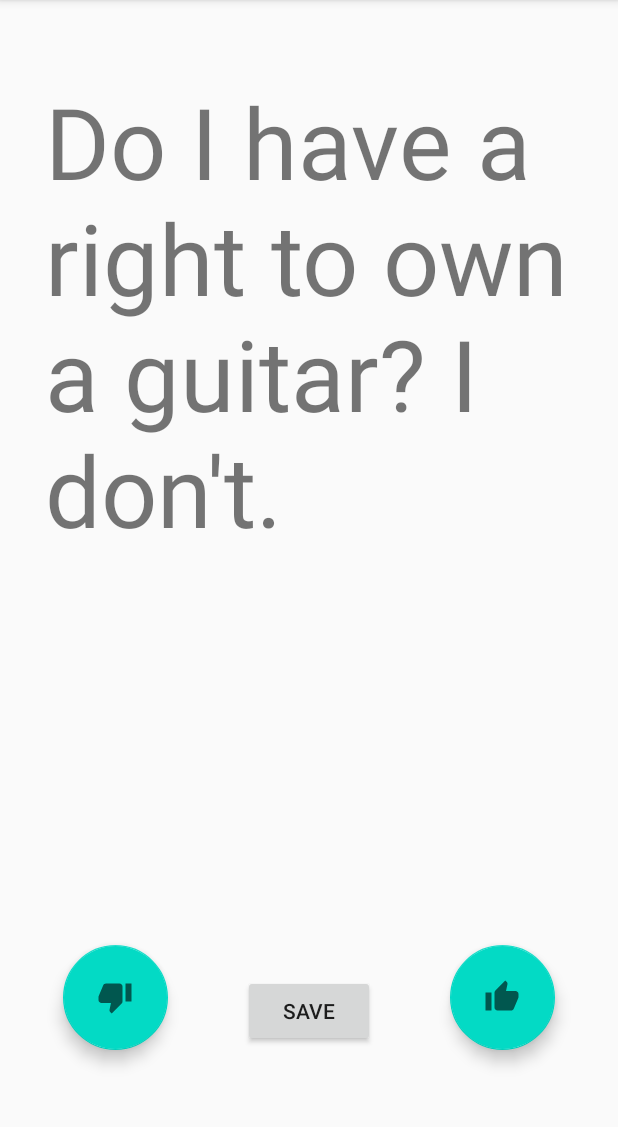
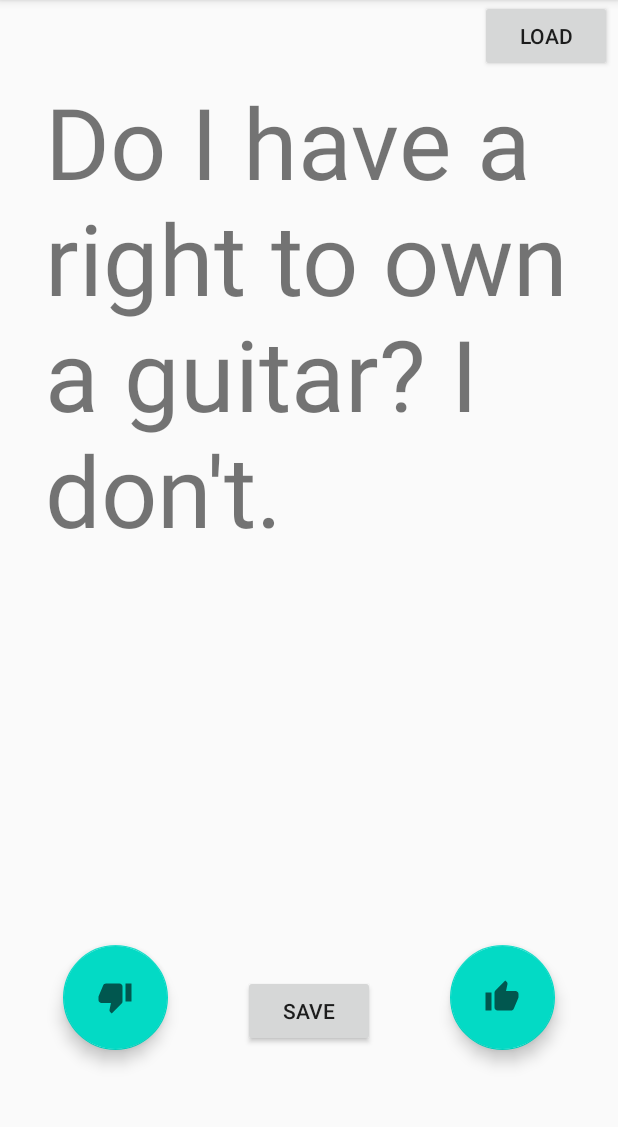
Before and after one commit to hostwriter/ComedyMaker-Android, an Android app: the screen it shows after launch (MainActivity), after a tap on an icon or button, on a phone screen of 412 x 824 dp, the part 84-1211 px from its top. Run offline under Robolectric (Android 15) with nearby library versions, the phone set to English and light mode, and no system bars.

Commit message:
Data is being parsed successfully.

```diff
--- a/app/src/main/java/com/projektekis/gpt3comedymaker/MainActivity.kt
+++ b/app/src/main/java/com/projektekis/gpt3comedymaker/MainActivity.kt
@@ -5,16 +5,15 @@ import android.os.Bundle
 import android.view.MenuItem
 import android.widget.Button
 import android.widget.TextView
-import android.widget.Toast
 import androidx.appcompat.app.ActionBarDrawerToggle
 import androidx.appcompat.app.AppCompatActivity
 import com.google.android.material.floatingactionbutton.FloatingActionButton
 import com.google.gson.GsonBuilder
-import kotlinx.android.synthetic.main.activity_about_page.*
+import com.google.gson.reflect.TypeToken
 import kotlinx.android.synthetic.main.activity_main.*
-import kotlinx.android.synthetic.main.activity_saved_jokes.*
 import okhttp3.*
 import java.io.IOException
+
 
 class MainActivity : AppCompatActivity() {
 
@@ -28,6 +27,8 @@ class MainActivity : AppCompatActivity() {
         "Wont forget my last job. I can't do this anymore. I've lost my mind.")
 
     override fun onCreate(savedInstanceState: Bundle?) {
+        val incomingJokes = talkToApi()
+
         super.onCreate(savedInstanceState)
         setContentView(R.layout.activity_main)
 
@@ -38,17 +39,19 @@ class MainActivity : AppCompatActivity() {
         val upVoteBtn = findViewById<FloatingActionButton>(R.id.likeFloatingButton)
         val shownJoke = findViewById<TextView>(R.id.textView)
         val saveButton = findViewById<Button>(R.id.save_button)
+        val loadBtn = findViewById<Button>(R.id.load_jokes)
 
         saveButton.setOnClickListener{
             if(!savedJokesList.contains(shownJoke.text.toString()))
                 savedJokesList.add(shownJoke.text.toString())
         }
 
-        talkToApi()
+        //TODO (This will be replaced by incoming info from api)
+        var jokeIterator = setJokeIterator(incomingJokes)
 
-        //TODO (This will be replaced by incoming info from api)
-        var jokeIterator = setJokeIterator(defaultList)
-
+        loadBtn.setOnClickListener{
+            jokeIterator = setJokeIterator(incomingJokes)
+        }
 
         downVoteBtn.setOnClickListener{
             if(jokeIterator.hasNext()) {
@@ -109,8 +112,8 @@ class MainActivity : AppCompatActivity() {
     }
 
 
-    fun talkToApi(): Boolean {
-        //TODO("Get info from api")
+    fun talkToApi(): ArrayList<String> {
+        val contentList: ArrayList<String> = arrayListOf()
         val url = "https://64c05aad7l.execute-api.us-east-2.amazonaws.com/Prod"
         val request = Request.Builder().url(url).build()
         val client = OkHttpClient()
@@ -124,33 +127,33 @@ class MainActivity : AppCompatActivity() {
                 println(body)
                 val gson = GsonBuilder().create()
 
-//                val jsonJokesList = gson.fromJson(body, JsonJokesList::class.java)
-//
-//                var contentList: ArrayList<String> = arrayListOf()
+                val jsonJokesList: List<JsonJokesList> = gson.fromJson(body, Array<JsonJokesList>::class.java).toList()
 
-
-//                for (content in jsonJokesList.jsonJokes){
-//                    contentList.add(jsonJokesList.)
-//                }
-
+               for (jsonJoke in jsonJokesList){
+                    contentList.add(jsonJoke.content)
+                }
+                println(contentList)
             }
 
         })
 
-        return false
+        return contentList
     }
 
+    class JsonJokesList(val content: String, val comments: List<Comments>, val date: String, val likes: Int, val id: String )
 
-    class JsonJokesList(val jsonJokes: List<jsonJoke>){
-        fun getItemCount(): Int{
-            return jsonJokes.size
-        }
+    class Comments(val content: String, val id: String, val likes: Int)
 
-    }
-
-    class jsonJoke(val id: Int, val content: String, val name: String, val setup: String ){
-
-    }
+//    [
+//    {"content":"I made joke again",
+//    "comments":[{"content":"blah blah blah","id":"1","likes":2},{"content":"lame","id":"2","likes":99}],
+//    "date":"2020-10-06",
+//    "likes":10000,
+//    "id":"1db9c402-0833-11eb-8430-5f572836b1bf"},
+//
+//    {"content":"I made joke","comments":[{"content":"blah blah blah",
+//    "id":"1","likes":2},{"content":"lame","id":"2","likes":99}],"date":"2020-10-06","likes"
+//         :10000,"id":"fb622de2-0830-11eb-b6d2-f327a69147d3"},
 
 
     fun sendFeedback(){
@@ -158,10 +161,11 @@ class MainActivity : AppCompatActivity() {
     }
 
     fun setJokeIterator(jokeList: ArrayList<String>): Iterator<String>{
-        if (jokeList.isEmpty())
-            return defaultList.iterator()
+        return if (jokeList.isEmpty())
+            defaultList.iterator()
         else
-            return jokeList.iterator()
+            jokeList.iterator()
+
     }
 
 }
--- a/app/src/main/res/layout/activity_main.xml
+++ b/app/src/main/res/layout/activity_main.xml
@@ -58,6 +58,14 @@
             android:layout_marginBottom="70dp"
             android:text="@string/save"
             android:includeFontPadding="true"/>
+
+        <Button
+            android:id="@+id/load_jokes"
+            android:layout_width="wrap_content"
+            android:layout_height="wrap_content"
+            android:layout_alignParentEnd="true"
+            android:layout_marginEnd="4dp"
+            android:text="Load" />
     </RelativeLayout>
 
     <com.google.android.material.navigation.NavigationView
```
